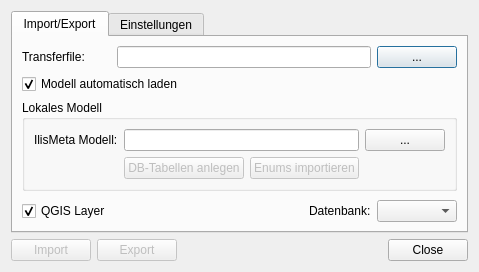
The window that qgis/interlis/ui_interlis.ui (sourcepole/ogrtools) describes before a commit, drawn with Qt 5.
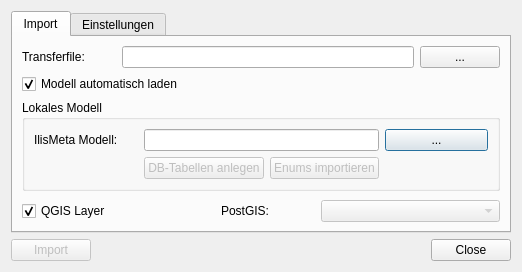
The same window after the commit. Custom widgets are drawn as their Qt base class.

Commit message: Implementation of simplified GUI

```diff
--- a/qgis/interlis/ui_interlis.ui
+++ b/qgis/interlis/ui_interlis.ui
@@ -6,15 +6,28 @@
    <rect>
     <x>0</x>
     <y>0</y>
-    <width>406</width>
-    <height>256</height>
+    <width>522</width>
+    <height>270</height>
    </rect>
   </property>
   <property name="windowTitle">
    <string>Interlis</string>
   </property>
   <layout class="QGridLayout" name="gridLayout_2">
-   <item row="0" column="0" colspan="4">
+   <item row="2" column="1">
+    <spacer name="horizontalSpacer">
+     <property name="orientation">
+      <enum>Qt::Horizontal</enum>
+     </property>
+     <property name="sizeHint" stdset="0">
+      <size>
+       <width>40</width>
+       <height>20</height>
+      </size>
+     </property>
+    </spacer>
+   </item>
+   <item row="0" column="0" colspan="3">
     <widget class="QTabWidget" name="tabWidget">
      <property name="enabled">
       <bool>true</bool>
@@ -24,50 +37,10 @@
      </property>
      <widget class="QWidget" name="transfertab">
       <attribute name="title">
-       <string>Import/Export</string>
+       <string>Import</string>
       </attribute>
       <layout class="QGridLayout" name="gridLayout">
-       <item row="1" column="3">
-        <widget class="QPushButton" name="mDataFileButton">
-         <property name="text">
-          <string>...</string>
-         </property>
-        </widget>
-       </item>
-       <item row="5" column="0">
-        <widget class="QCheckBox" name="m">
-         <property name="text">
-          <string>QGIS Layer</string>
-         </property>
-         <property name="checked">
-          <bool>true</bool>
-         </property>
-        </widget>
-       </item>
-       <item row="5" column="2">
-        <widget class="QLabel" name="mDestQgisLayerCheckBox">
-         <property name="text">
-          <string>Datenbank:</string>
-         </property>
-         <property name="buddy">
-          <cstring>cbDbConnections</cstring>
-         </property>
-        </widget>
-       </item>
-       <item row="5" column="3">
-        <widget class="QComboBox" name="cbDbConnections"/>
-       </item>
-       <item row="1" column="0">
-        <widget class="QLabel" name="mDataFileLabel">
-         <property name="text">
-          <string>Transferfile:</string>
-         </property>
-         <property name="buddy">
-          <cstring>mDataLineEdit</cstring>
-         </property>
-        </widget>
-       </item>
-       <item row="3" column="0" colspan="4">
+       <item row="2" column="0" colspan="5">
         <widget class="QgsCollapsibleGroupBoxBasic" name="mImdGroupBox">
          <property name="enabled">
           <bool>true</bool>
@@ -128,33 +101,17 @@
          </layout>
         </widget>
        </item>
-       <item row="2" column="0" colspan="3">
-        <widget class="QCheckBox" name="mModelAutoLoadCheckBox">
+       <item row="0" column="0">
+        <widget class="QLabel" name="mDataFileLabel">
          <property name="text">
-          <string>Modell automatisch laden</string>
+          <string>Transferfile:</string>
          </property>
-         <property name="checked">
-          <bool>true</bool>
+         <property name="buddy">
+          <cstring>mDataLineEdit</cstring>
          </property>
         </widget>
        </item>
-       <item row="5" column="1">
-        <spacer name="horizontalSpacer_2">
-         <property name="orientation">
-          <enum>Qt::Horizontal</enum>
-         </property>
-         <property name="sizeHint" stdset="0">
-          <size>
-           <width>40</width>
-           <height>20</height>
-          </size>
-         </property>
-        </spacer>
-       </item>
-       <item row="1" column="1" colspan="2">
-        <widget class="QLineEdit" name="mDataLineEdit"/>
-       </item>
-       <item row="4" column="1">
+       <item row="3" column="1">
         <spacer name="verticalSpacer">
          <property name="orientation">
           <enum>Qt::Vertical</enum>
@@ -167,6 +124,59 @@
          </property>
         </spacer>
        </item>
+       <item row="4" column="3" colspan="2">
+        <widget class="QComboBox" name="cbDbConnections">
+         <property name="enabled">
+          <bool>false</bool>
+         </property>
+        </widget>
+       </item>
+       <item row="1" column="0" colspan="2">
+        <widget class="QCheckBox" name="mModelAutoLoadCheckBox">
+         <property name="text">
+          <string>Modell automatisch laden</string>
+         </property>
+         <property name="checked">
+          <bool>true</bool>
+         </property>
+        </widget>
+       </item>
+       <item row="0" column="4">
+        <widget class="QPushButton" name="mDataFileButton">
+         <property name="sizePolicy">
+          <sizepolicy hsizetype="Fixed" vsizetype="Fixed">
+           <horstretch>0</horstretch>
+           <verstretch>0</verstretch>
+          </sizepolicy>
+         </property>
+         <property name="text">
+          <string>...</string>
+         </property>
+        </widget>
+       </item>
+       <item row="4" column="0">
+        <widget class="QCheckBox" name="mQgisLayer">
+         <property name="text">
+          <string>QGIS Layer</string>
+         </property>
+         <property name="checked">
+          <bool>true</bool>
+         </property>
+        </widget>
+       </item>
+       <item row="0" column="1" colspan="3">
+        <widget class="QLineEdit" name="mDataLineEdit"/>
+       </item>
+       <item row="4" column="2">
+        <widget class="QLabel" name="mDestQgisLayerCheckBox">
+         <property name="text">
+          <string>PostGIS:</string>
+         </property>
+         <property name="buddy">
+          <cstring>cbDbConnections</cstring>
+         </property>
+        </widget>
+       </item>
       </layout>
      </widget>
      <widget class="QWidget" name="settingstab">
@@ -287,23 +297,13 @@
      </widget>
     </widget>
    </item>
-   <item row="2" column="3">
+   <item row="2" column="2">
     <widget class="QDialogButtonBox" name="buttonBox">
      <property name="standardButtons">
       <set>QDialogButtonBox::Close</set>
      </property>
     </widget>
    </item>
-   <item row="2" column="1">
-    <widget class="QPushButton" name="mExportButton">
-     <property name="enabled">
-      <bool>false</bool>
-     </property>
-     <property name="text">
-      <string>Export</string>
-     </property>
-    </widget>
-   </item>
    <item row="2" column="0">
     <widget class="QPushButton" name="mImportButton">
      <property name="enabled">
@@ -314,19 +314,6 @@
      </property>
     </widget>
    </item>
-   <item row="2" column="2">
-    <spacer name="horizontalSpacer">
-     <property name="orientation">
-      <enum>Qt::Horizontal</enum>
-     </property>
-     <property name="sizeHint" stdset="0">
-      <size>
-       <width>40</width>
-       <height>20</height>
-      </size>
-     </property>
-    </spacer>
-   </item>
   </layout>
  </widget>
  <customwidgets>
```
Left out of the diff: 17 changed lines with no effect on the pictures. The commit also changes 2 other files.
